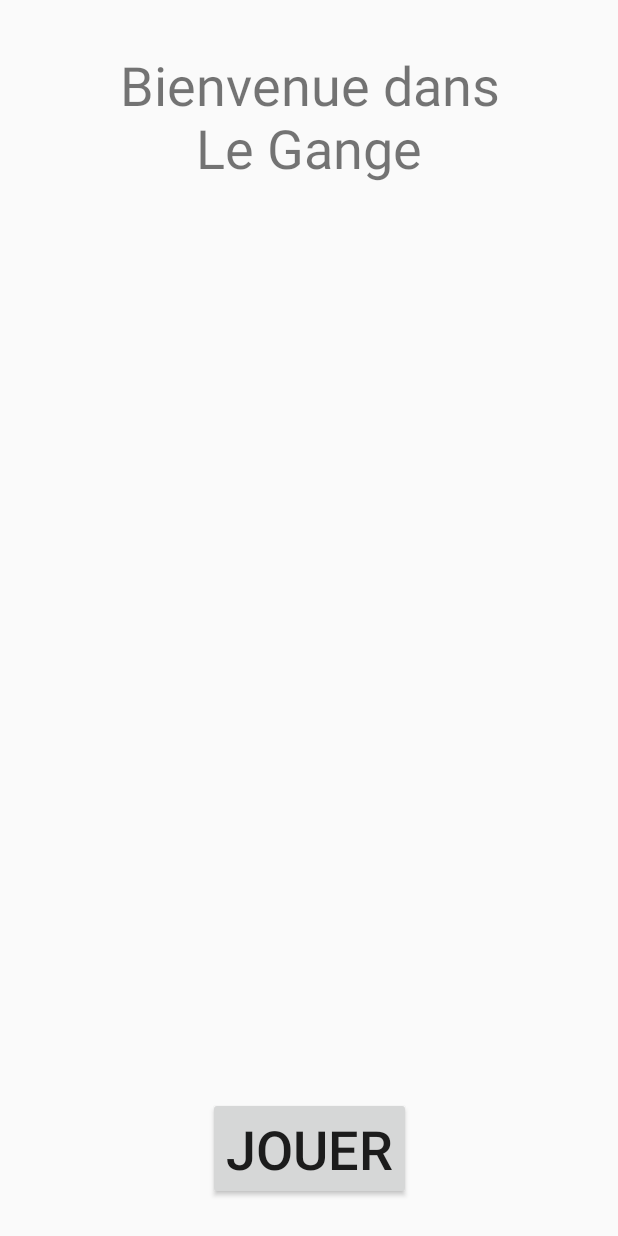
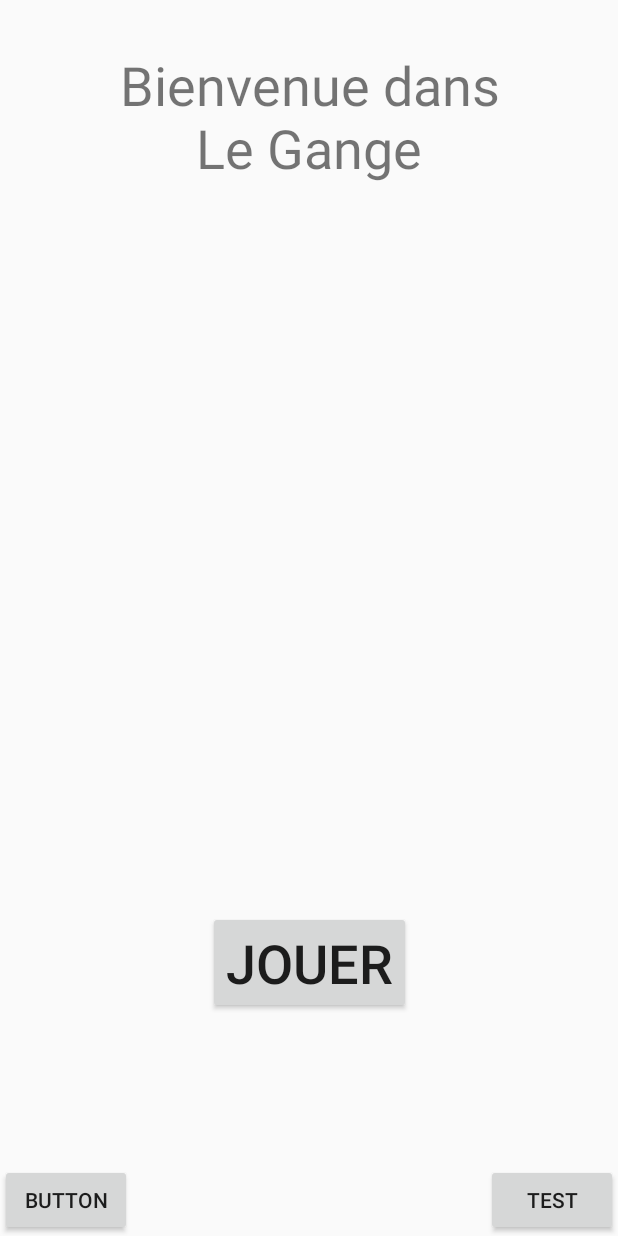
Before and after one commit to r-aurejac/LeGange, an Android app: the screen it shows after launch (MainActivity), on a phone screen of 412 x 824 dp. Run offline under Robolectric (Android 15) with nearby library versions, the phone set to English and light mode, and no system bars.

Commit message:
version d'éssai

```diff
--- a/app/src/main/java/com/example/legange/Class/Rule.java
+++ b/app/src/main/java/com/example/legange/Class/Rule.java
@@ -17,6 +17,8 @@ public class Rule implements Serializable {
     public void setPoints(int points) {
         this.points = points;
     }
+
+    public void setNextScreen(int nextscreen) {this.nextScreen = nextscreen;}
 
     private String name;
 
--- a/app/src/main/java/com/example/legange/RuleInterface.java
+++ b/app/src/main/java/com/example/legange/RuleInterface.java
@@ -5,6 +5,6 @@ public interface RuleInterface {
     void toScore();
     void toNextRule();
     void toPlayerSelection();
-
+    void OnChefRuleEnd(String rule);
 
 }
--- a/app/src/main/java/com/example/legange/UI/MainActivity.java
+++ b/app/src/main/java/com/example/legange/UI/MainActivity.java
@@ -7,11 +7,14 @@ import android.os.Bundle;
 import android.view.View;
 import android.widget.Button;
 
+import com.example.legange.Class.Player;
 import com.example.legange.R;
+
+import java.util.ArrayList;
 
 public class MainActivity extends AppCompatActivity {
 
-    private Button jouerButton;
+    private Button jouerButton,creditButton,testButton;
 
     public static Intent newIntent(Context context) {
         Intent intent = new Intent(context, MainActivity.class);
@@ -31,5 +34,28 @@ public class MainActivity extends AppCompatActivity {
             }
         });
 
+        creditButton = (Button) findViewById(R.id.button_credit);
+        creditButton.setOnClickListener(new View.OnClickListener() {
+            public void onClick(View v) {
+                Intent intent = AddPlayerActivity.newIntent(getApplicationContext());
+                getApplicationContext().startActivity(intent);
+            }
+        });
+
+        testButton = (Button) findViewById(R.id.button_test);
+        testButton.setOnClickListener(new View.OnClickListener() {
+            public void onClick(View v) {
+                ArrayList<Player> players = new ArrayList<>();
+                for(int i =0; i<8; i++)
+                {
+                    String name = "Player" + String.valueOf(i+1);
+                    players.add(new Player(name));
+                }
+                Intent intent = GameActivity.newIntent(getApplicationContext(), players);
+                getApplicationContext().startActivity(intent);
+            }
+        });
+
+
     }
 }
--- a/app/src/main/java/com/example/legange/UI/PirateFragment.java
+++ b/app/src/main/java/com/example/legange/UI/PirateFragment.java
@@ -14,6 +14,7 @@ import android.widget.Toast;
 import com.example.legange.Class.Player;
 import com.example.legange.R;
 import com.example.legange.RuleInterface;
+import com.example.legange.str;
 
 import java.util.ArrayList;
 
@@ -77,11 +78,11 @@ public class PirateFragment extends Fragment {
         linearLayout = view.findViewById(R.id.linear_layout);
         attackers = new ArrayList<Player>();
         for(int i = 0; i<players.size();i++) {
-            if (!players.get(i).getRole().equals("pirate"))
+            if (!players.get(i).getRole().equals(str.RADIN))
                 attackers.add(players.get(i));
 
         }
-        pirate = Player.findPlayerByRole(players,"pirate");
+        pirate = Player.findPlayerByRole(players,str.RADIN);
         initViews(view);
 
 
--- a/app/src/main/res/layout/activity_main.xml
+++ b/app/src/main/res/layout/activity_main.xml
@@ -28,12 +28,29 @@
         android:layout_marginTop="8dp"
         android:layout_marginEnd="8dp"
         android:layout_marginRight="8dp"
-        android:layout_marginBottom="24dp"
+        android:layout_marginBottom="100dp"
         android:text="Jouer"
         android:textSize="36sp"
-        app:layout_constraintBottom_toBottomOf="parent"
+        app:layout_constraintBottom_toTopOf="@+id/button_credit"
         app:layout_constraintEnd_toEndOf="parent"
         app:layout_constraintStart_toStartOf="parent"
         app:layout_constraintTop_toBottomOf="@+id/player_tv" />
 
+    <Button
+        android:id="@+id/button_credit"
+        android:layout_width="wrap_content"
+        android:layout_height="wrap_content"
+        android:text="Button"
+        app:layout_constraintBottom_toBottomOf="parent"
+        app:layout_constraintStart_toStartOf="parent"
+        tools:text="credits" />
+
+    <Button
+        android:id="@+id/button_test"
+        android:layout_width="wrap_content"
+        android:layout_height="wrap_content"
+        android:text="test"
+        app:layout_constraintBottom_toBottomOf="parent"
+        app:layout_constraintEnd_toEndOf="parent" />
+
 </android.support.constraint.ConstraintLayout>
```
Also changed, not shown: app/src/main/java/com/example/legange/GameData/AnnouncementData.java (+8 -8 lines), app/src/main/java/com/example/legange/GameData/RoleData.java (+75 -61 lines), app/src/main/java/com/example/legange/GameData/RuleData.java (+28 -28 lines), app/src/main/java/com/example/legange/UI/GameActivity.java (+19 -6 lines), app/src/main/java/com/example/legange/UI/WriteFragment.java (+14 -11 lines), app/src/main/java/com/example/legange/str.java (+21 -2 lines).
